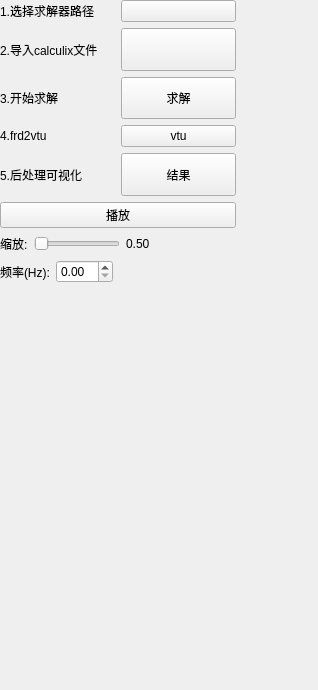
Before: the Qt Designer form starter/FENGSim/FEM/CalculixDockWidget.ui in ArvinShaffer/FENGSim, drawn with Qt 5.
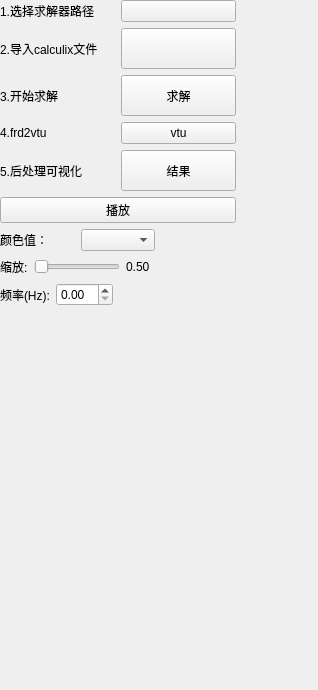
After: the same form once the commit is applied. Icons and pictures are not drawn.

Commit message: feat: 增加vtu文件颜色选择功能

Diff of the .ui file:
```diff
--- a/starter/FENGSim/FEM/CalculixDockWidget.ui
+++ b/starter/FENGSim/FEM/CalculixDockWidget.ui
@@ -25,10 +25,10 @@
      <x>0</x>
      <y>0</y>
      <width>236</width>
-     <height>283</height>
+     <height>306</height>
     </rect>
    </property>
-   <layout class="QVBoxLayout" name="verticalLayout" stretch="0,0,0,0,0,0,0,0">
+   <layout class="QVBoxLayout" name="verticalLayout" stretch="0,0,0,0,0,0,0,0,0">
     <property name="sizeConstraint">
      <enum>QLayout::SetNoConstraint</enum>
     </property>
@@ -188,6 +188,27 @@
       </property>
      </widget>
     </item>
+    <item>
+     <layout class="QHBoxLayout" name="horizontalLayout_8">
+      <item>
+       <widget class="QLabel" name="label_9">
+        <property name="text">
+         <string>颜色值：</string>
+        </property>
+       </widget>
+      </item>
+      <item>
+       <widget class="QComboBox" name="colorSelect"/>
+      </item>
+      <item>
+       <widget class="QLabel" name="label_10">
+        <property name="text">
+         <string> </string>
+        </property>
+       </widget>
+      </item>
+     </layout>
+    </item>
     <item>
      <layout class="QHBoxLayout" name="horizontalLayout_6">
       <item>
```
The commit also changes 6 other files.
